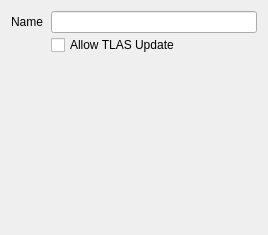
Above: src/session/properties/AccelerationStructureProperties.ui from houmain/gpupad before the change. Below: the same form after it.
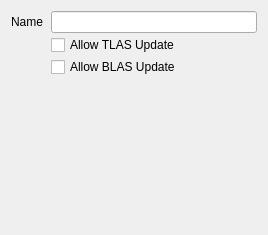
That is the form after the change.

Commit message: Refresh changed DXR geometry and allow compatible BLAS updates

Diff of the .ui file:
```diff
--- a/src/session/properties/AccelerationStructureProperties.ui
+++ b/src/session/properties/AccelerationStructureProperties.ui
@@ -54,6 +54,16 @@
        </property>
       </widget>
      </item>
+     <item row="2" column="1">
+      <widget class="QCheckBox" name="allowBlasUpdate">
+       <property name="text">
+        <string>Allow BLAS Update</string>
+       </property>
+       <property name="toolTip">
+        <string>Direct3D: update compatible geometry deformation. Primitive active/inactive membership must stay unchanged. Incompatible input layouts rebuild.</string>
+       </property>
+      </widget>
+     </item>
     </layout>
    </item>
   </layout>
```
The commit also changes 10 other files.
